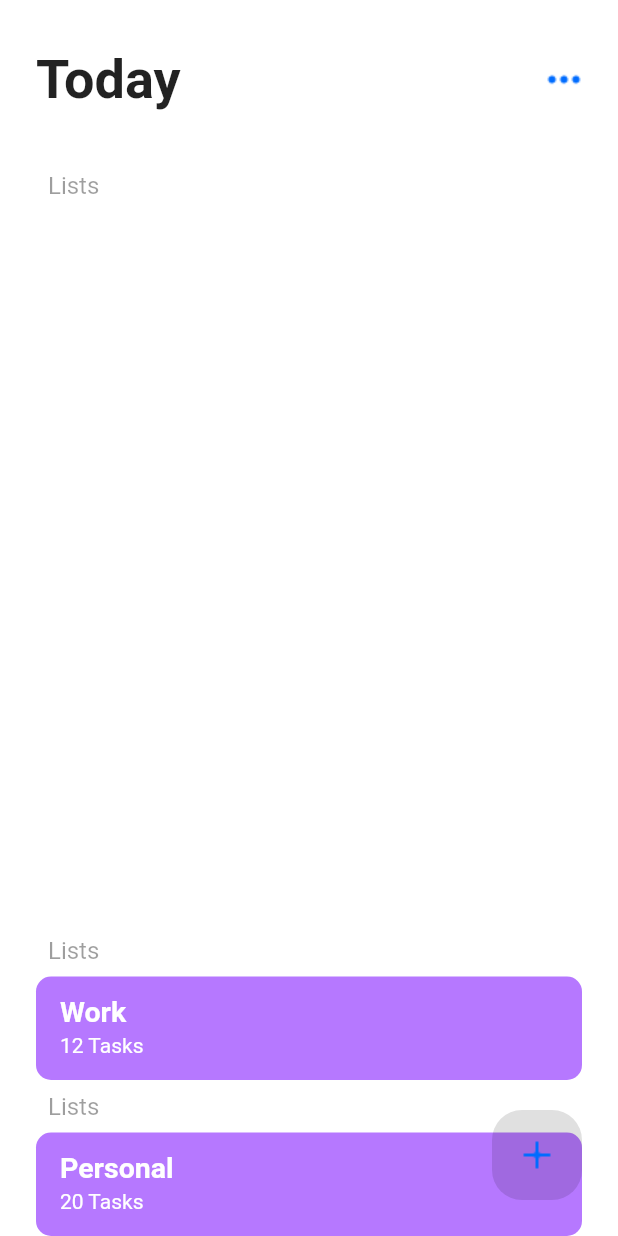
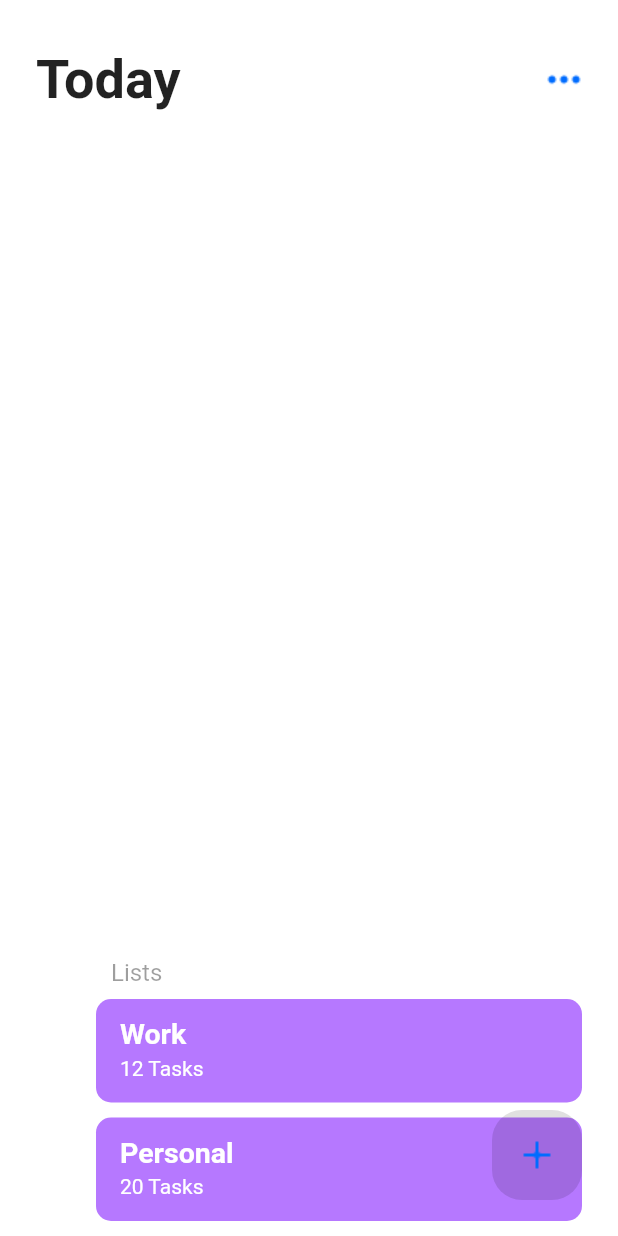
Before and after one commit to wile44/Todas_app, a Flutter app: the screen it shows after launch, on a phone screen of 412 x 824 dp. Run offline on Flutter 3.47's test engine with Material 2 defaults, Android fonts, the phone set to English and light mode, and no system bars; our stand-ins replace sqflite; accounts and stored records are empty.

Commit message:
Refactoring of Homepages

```diff
--- a/lib/screens/homepage.dart
+++ b/lib/screens/homepage.dart
@@ -109,8 +109,9 @@ class _HomepageState extends State<Homepage> {
                       )
                     ],
                   ),
+                  _taskListBuilder(),
                   Padding(
-                    padding: const EdgeInsets.all(8.0),
+                    padding: const EdgeInsets.fromLTRB(50, 10, 8, 8),
                     child: Text(
                       "Lists",
                       style: TextStyle(
@@ -119,7 +120,6 @@ class _HomepageState extends State<Homepage> {
                       ),
                     ),
                   ),
-                  _taskListBuilder(),
                   ListWidget(
                     title: "Work",
                     taskNumber: "12",
--- a/lib/widget/taskcardwidget.dart
+++ b/lib/widget/taskcardwidget.dart
@@ -115,6 +115,11 @@ class TaskCardTesting extends StatelessWidget {
               )
             ],
           ),
+          Divider(
+            height: 10.0,
+            thickness: 0.2,
+            indent: 45,
+          )
         ],
       ),
     );
@@ -134,17 +139,8 @@ class ListWidget extends StatelessWidget {
       child: Column(
         crossAxisAlignment: CrossAxisAlignment.start,
         children: [
-          Padding(
-            padding: const EdgeInsets.all(8.0),
-            child: Text(
-              "Lists",
-              style: TextStyle(
-                color: Colors.black38,
-                fontSize: 16.0,
-              ),
-            ),
-          ),
           Container(
+            margin: EdgeInsets.fromLTRB(40, 0, 0, 10.0),
             padding: EdgeInsets.only(
               left: 16,
               top: 12.0,
```
